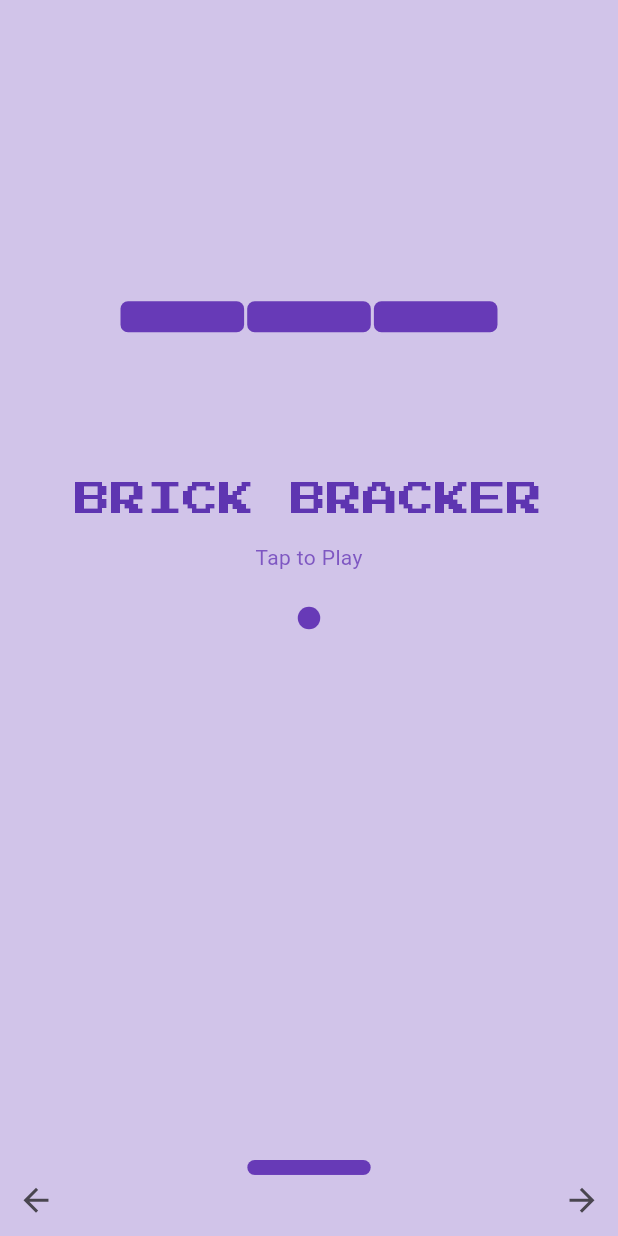
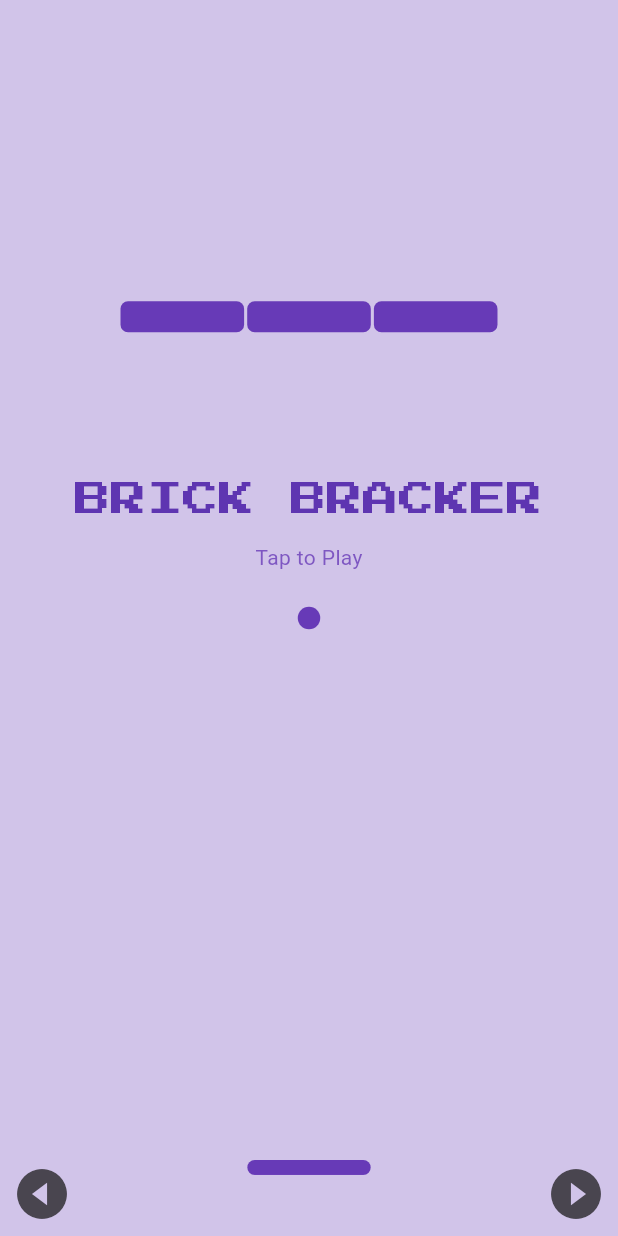
Before and after one commit to DiljithAK/brick_breaker_game, a Flutter app: the screen it shows after launch, on a phone screen of 412 x 824 dp. Run offline on Flutter 3.47's test engine with Material 3 defaults, Android fonts, the phone set to English and light mode, and no system bars; drawn by our look-alikes of avatar_glow; our stand-ins replace google_fonts.

Commit message:
Increased forward and backward button size and changed icon

```diff
--- a/lib/ui/home_screen.dart
+++ b/lib/ui/home_screen.dart
@@ -7,6 +7,7 @@ import 'package:brick_breaker_game/ui/widget/game_over.dart';
 import 'package:brick_breaker_game/ui/widget/player.dart';
 
 import 'package:flutter/material.dart';
+import 'dart:math' as math;
 
 class HomeScreen extends StatefulWidget {
   const HomeScreen({super.key});
@@ -230,13 +231,16 @@ class _HomeScreenState extends State<HomeScreen> {
                 child: Row(
                   mainAxisAlignment: MainAxisAlignment.spaceBetween,
                   children: [
-                    IconButton(
-                      onPressed: () => moveLeft(),
-                      icon: const Icon(Icons.arrow_back, size: 25),
+                    Transform.rotate(
+                      angle: 180 * math.pi / 180,
+                      child: IconButton(
+                        onPressed: () => moveLeft(),
+                        icon: const Icon(Icons.play_circle_filled, size: 40),
+                      ),
                     ),
                     IconButton(
                       onPressed: () => moveRight(),
-                      icon: const Icon(Icons.arrow_forward, size: 25),
+                      icon: const Icon(Icons.play_circle_filled, size: 40),
                     ),
                   ],
                 ),
```
